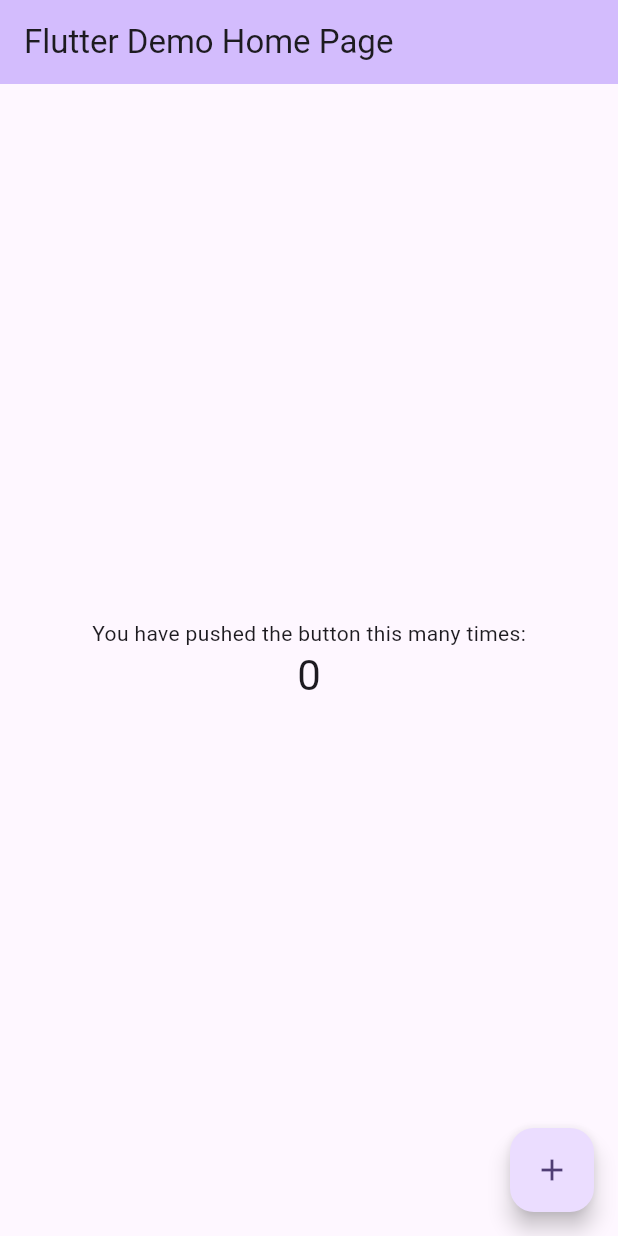
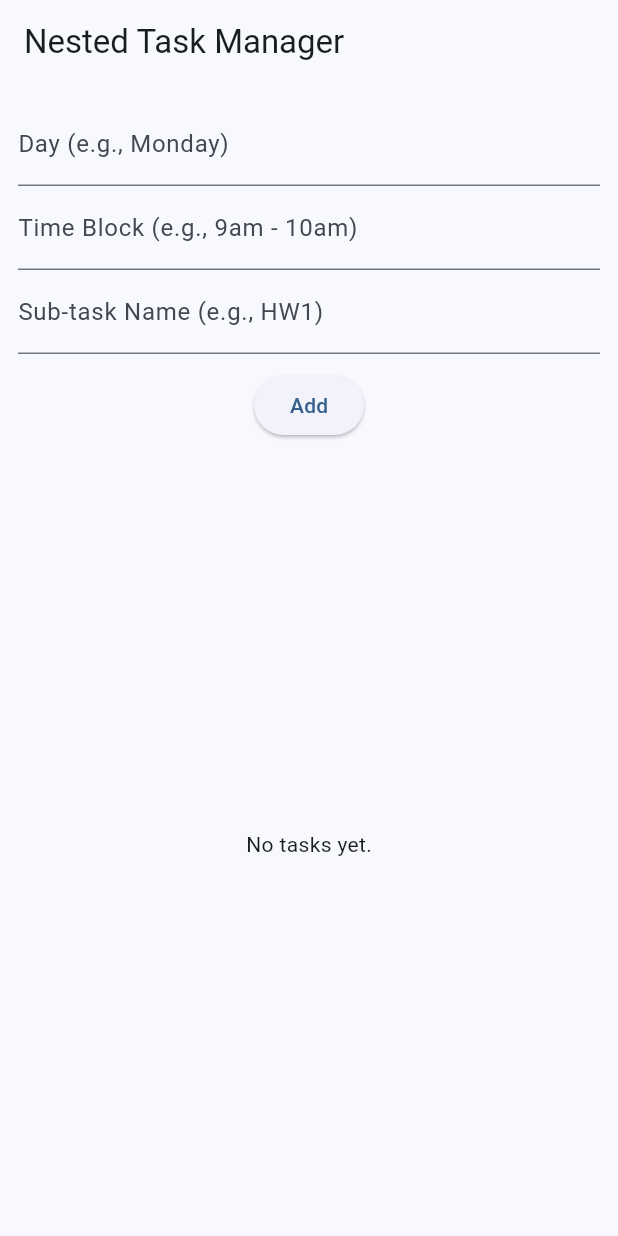
Before and after one commit to courtneyleora/CW6, a Flutter app: the screen it shows after launch, on a phone screen of 412 x 824 dp. Run offline on Flutter 3.47's test engine with Material 3 defaults, Android fonts, the phone set to English and light mode, and no system bars.

Commit message:
designed ui

```diff
--- a/app/lib/main.dart
+++ b/app/lib/main.dart
@@ -1,122 +1,185 @@
 import 'package:flutter/material.dart';
 
-void main() {
-  runApp(const MyApp());
-}
+void main() => runApp(const MyApp());
 
 class MyApp extends StatelessWidget {
   const MyApp({super.key});
 
-  // This widget is the root of your application.
   @override
   Widget build(BuildContext context) {
     return MaterialApp(
-      title: 'Flutter Demo',
+      title: 'Task Manager',
       theme: ThemeData(
-        // This is the theme of your application.
-        //
-        // TRY THIS: Try running your application with "flutter run". You'll see
-        // the application has a purple toolbar. Then, without quitting the app,
-        // try changing the seedColor in the colorScheme below to Colors.green
-        // and then invoke "hot reload" (save your changes or press the "hot
-        // reload" button in a Flutter-supported IDE, or press "r" if you used
-        // the command line to start the app).
-        //
-        // Notice that the counter didn't reset back to zero; the application
-        // state is not lost during the reload. To reset the state, use hot
-        // restart instead.
-        //
-        // This works for code too, not just values: Most code changes can be
-        // tested with just a hot reload.
-        colorScheme: ColorScheme.fromSeed(seedColor: Colors.deepPurple),
+        colorScheme: ColorScheme.fromSeed(seedColor: Colors.blue),
       ),
-      home: const MyHomePage(title: 'Flutter Demo Home Page'),
+      home: const TaskManager(),
     );
   }
 }
 
-class MyHomePage extends StatefulWidget {
-  const MyHomePage({super.key, required this.title});
-
-  // This widget is the home page of your application. It is stateful, meaning
-  // that it has a State object (defined below) that contains fields that affect
-  // how it looks.
-
-  // This class is the configuration for the state. It holds the values (in this
-  // case the title) provided by the parent (in this case the App widget) and
-  // used by the build method of the State. Fields in a Widget subclass are
-  // always marked "final".
-
-  final String title;
+class TaskManager extends StatefulWidget {
+  const TaskManager({super.key});
 
   @override
-  State<MyHomePage> createState() => _MyHomePageState();
+  State<TaskManager> createState() => _TaskManagerState();
 }
 
-class _MyHomePageState extends State<MyHomePage> {
-  int _counter = 0;
+class _TaskManagerState extends State<TaskManager> {
+  final TextEditingController _taskController = TextEditingController();
+  final TextEditingController _dayController = TextEditingController();
+  final TextEditingController _timeController = TextEditingController();
+  final TextEditingController _subTaskController = TextEditingController();
 
-  void _incrementCounter() {
+  final Map<String, Map<String, List<Map<String, dynamic>>>> _taskMap = {};
+
+  void _addTask() {
+    final day = _dayController.text.trim();
+    final time = _timeController.text.trim();
+    final subTask = _subTaskController.text.trim();
+
+    if (day.isNotEmpty && time.isNotEmpty && subTask.isNotEmpty) {
+      setState(() {
+        _taskMap.putIfAbsent(day, () => {});
+        _taskMap[day]!.putIfAbsent(time, () => []);
+        _taskMap[day]![time]!.add({'name': subTask, 'completed': false});
+
+        // Clear input fields
+        _taskController.clear();
+        _dayController.clear();
+        _timeController.clear();
+        _subTaskController.clear();
+      });
+    }
+  }
+
+  void _toggleCompletion(String day, String time, int index) {
     setState(() {
-      // This call to setState tells the Flutter framework that something has
-      // changed in this State, which causes it to rerun the build method below
-      // so that the display can reflect the updated values. If we changed
-      // _counter without calling setState(), then the build method would not be
-      // called again, and so nothing would appear to happen.
-      _counter++;
+      _taskMap[day]![time]![index]['completed'] =
+          !_taskMap[day]![time]![index]['completed'];
+    });
+  }
+
+  void _deleteTask(String day, String time, int index) {
+    setState(() {
+      _taskMap[day]![time]!.removeAt(index);
+      if (_taskMap[day]![time]!.isEmpty) {
+        _taskMap[day]!.remove(time);
+        if (_taskMap[day]!.isEmpty) {
+          _taskMap.remove(day);
+        }
+      }
     });
   }
 
   @override
   Widget build(BuildContext context) {
-    // This method is rerun every time setState is called, for instance as done
-    // by the _incrementCounter method above.
-    //
-    // The Flutter framework has been optimized to make rerunning build methods
-    // fast, so that you can just rebuild anything that needs updating rather
-    // than having to individually change instances of widgets.
     return Scaffold(
-      appBar: AppBar(
-        // TRY THIS: Try changing the color here to a specific color (to
-        // Colors.amber, perhaps?) and trigger a hot reload to see the AppBar
-        // change color while the other colors stay the same.
-        backgroundColor: Theme.of(context).colorScheme.inversePrimary,
-        // Here we take the value from the MyHomePage object that was created by
-        // the App.build method, and use it to set our appbar title.
-        title: Text(widget.title),
-      ),
-      body: Center(
-        // Center is a layout widget. It takes a single child and positions it
-        // in the middle of the parent.
+      appBar: AppBar(title: const Text('Nested Task Manager')),
+      body: Padding(
+        padding: const EdgeInsets.all(12.0),
         child: Column(
-          // Column is also a layout widget. It takes a list of children and
-          // arranges them vertically. By default, it sizes itself to fit its
-          // children horizontally, and tries to be as tall as its parent.
-          //
-          // Column has various properties to control how it sizes itself and
-          // how it positions its children. Here we use mainAxisAlignment to
-          // center the children vertically; the main axis here is the vertical
-          // axis because Columns are vertical (the cross axis would be
-          // horizontal).
-          //
-          // TRY THIS: Invoke "debug painting" (choose the "Toggle Debug Paint"
-          // action in the IDE, or press "p" in the console), to see the
-          // wireframe for each widget.
-          mainAxisAlignment: MainAxisAlignment.center,
-          children: <Widget>[
-            const Text('You have pushed the button this many times:'),
-            Text(
-              '$_counter',
-              style: Theme.of(context).textTheme.headlineMedium,
+          children: [
+            // Input fields
+            TextField(
+              controller: _dayController,
+              decoration: const InputDecoration(
+                labelText: 'Day (e.g., Monday)',
+              ),
+            ),
+            TextField(
+              controller: _timeController,
+              decoration: const InputDecoration(
+                labelText: 'Time Block (e.g., 9am - 10am)',
+              ),
+            ),
+            TextField(
+              controller: _subTaskController,
+              decoration: const InputDecoration(
+                labelText: 'Sub-task Name (e.g., HW1)',
+              ),
+            ),
+            const SizedBox(height: 10),
+            ElevatedButton(onPressed: _addTask, child: const Text('Add')),
+            const SizedBox(height: 20),
+
+            // Task List
+            Expanded(
+              child:
+                  _taskMap.isEmpty
+                      ? const Center(child: Text('No tasks yet.'))
+                      : ListView(
+                        children:
+                            _taskMap.entries.map((dayEntry) {
+                              final day = dayEntry.key;
+                              final timeBlocks = dayEntry.value;
+
+                              return ExpansionTile(
+                                title: Text(
+                                  day,
+                                  style: const TextStyle(
+                                    fontWeight: FontWeight.bold,
+                                    fontSize: 18,
+                                  ),
+                                ),
+                                children:
+                                    timeBlocks.entries.map((timeEntry) {
+                                      final time = timeEntry.key;
+                                      final tasks = timeEntry.value;
+
+                                      return ExpansionTile(
+                                        title: Text(
+                                          time,
+                                          style: const TextStyle(
+                                            fontWeight: FontWeight.w600,
+                                          ),
+                                        ),
+                                        children:
+                                            tasks.asMap().entries.map((entry) {
+                                              final index = entry.key;
+                                              final task = entry.value;
+                                              return ListTile(
+                                                leading: Checkbox(
+                                                  value: task['completed'],
+                                                  onChanged:
+                                                      (_) => _toggleCompletion(
+                                                        day,
+                                                        time,
+                                                        index,
+                                                      ),
+                                                ),
+                                                title: Text(
+                                                  task['name'],
+                                                  style: TextStyle(
+                                                    decoration:
+                                                        task['completed']
+                                                            ? TextDecoration
+                                                                .lineThrough
+                                                            : null,
+                                                  ),
+                                                ),
+                                                trailing: IconButton(
+                                                  icon: const Icon(
+                                                    Icons.delete,
+                                                    color: Colors.red,
+                                                  ),
+                                                  onPressed:
+                                                      () => _deleteTask(
+                                                        day,
+                                                        time,
+                                                        index,
+                                                      ),
+                                                ),
+                                              );
+                                            }).toList(),
+                                      );
+                                    }).toList(),
+                              );
+                            }).toList(),
+                      ),
             ),
           ],
         ),
       ),
-      floatingActionButton: FloatingActionButton(
-        onPressed: _incrementCounter,
-        tooltip: 'Increment',
-        child: const Icon(Icons.add),
-      ), // This trailing comma makes auto-formatting nicer for build methods.
     );
   }
 }
```
